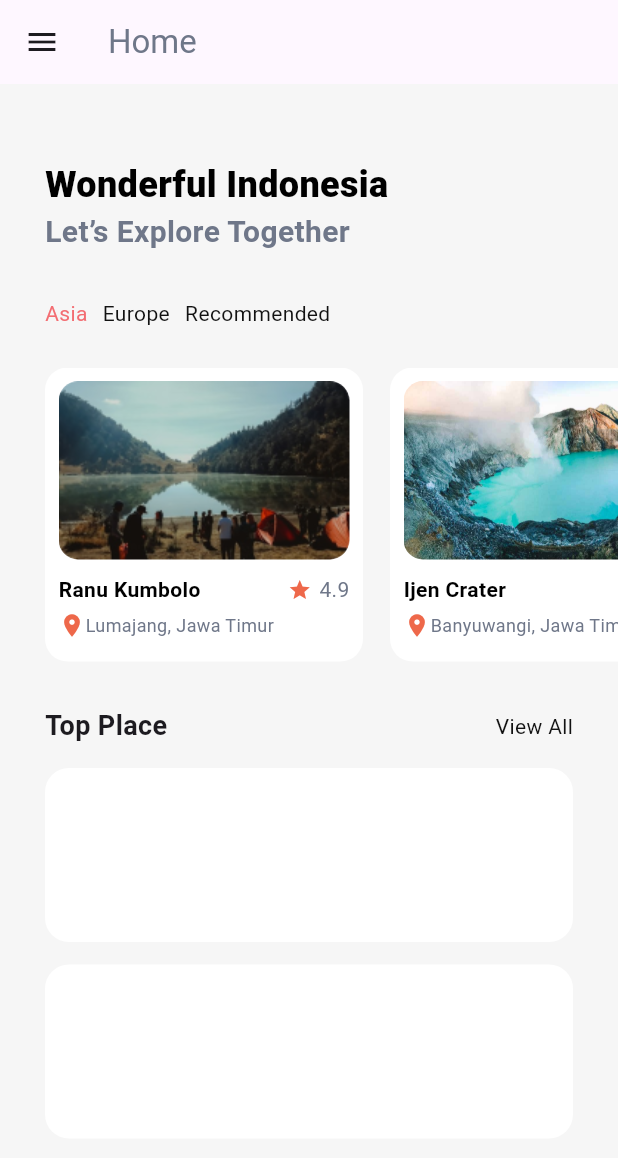
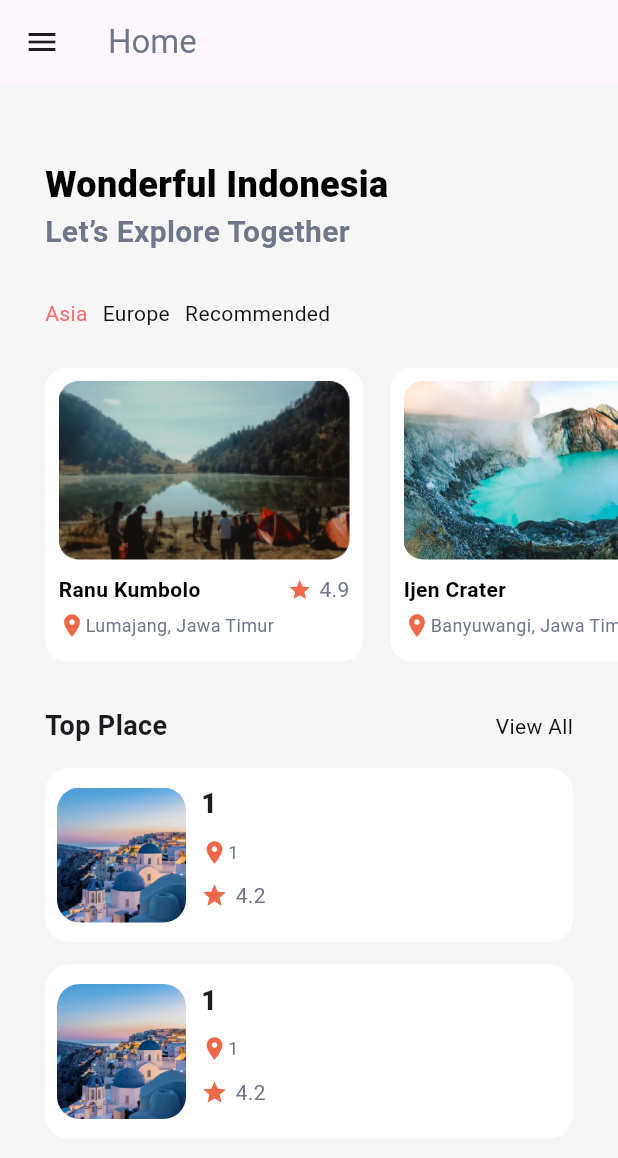
Before and after one commit to Desp0o/flutter-first-proj, a Flutter app: the screen it shows after launch, on a phone screen of 412 x 824 dp. Shown: the top 1158 px of the screen. Run offline on Flutter 3.47's test engine with Material 3 defaults, Android fonts, the light colour scheme and no system bars.

Commit message:
update widget with props

```diff
--- a/lib/widgets/top_place_single_widget.dart
+++ b/lib/widgets/top_place_single_widget.dart
@@ -1,7 +1,15 @@
 import 'package:flutter/material.dart';
 
 class TopPlaceSingleWidget extends StatefulWidget {
-  const TopPlaceSingleWidget({super.key});
+  final String title;
+  final double score;
+  final String destination;
+
+  const TopPlaceSingleWidget(
+      {super.key,
+      required this.title,
+      required this.score,
+      required this.destination});
 
   @override
   State<TopPlaceSingleWidget> createState() => _TopPlaceSingleWidgetState();
@@ -12,10 +20,63 @@ class _TopPlaceSingleWidgetState extends State<TopPlaceSingleWidget> {
   Widget build(BuildContext context) {
     return Container(
       height: 116,
+      padding: EdgeInsets.fromLTRB(8, 11, 8, 11),
       decoration: BoxDecoration(
         color: Colors.white,
         borderRadius: BorderRadius.all(Radius.circular(16.0)),
       ),
+      child: Row(
+        children: [
+          ClipRRect(
+            borderRadius: BorderRadius.all(Radius.circular(15)),
+            child: Image.asset(
+              'assets/images/santorini.webp',
+              width: 86,
+              height: 90,
+              fit: BoxFit.cover,
+            ),
+          ),
+          SizedBox(width: 10),
+          Column(
+            crossAxisAlignment: CrossAxisAlignment.start,
+            children: [
+              Text(
+                widget.title,
+                style: TextStyle(fontSize: 18, fontWeight: FontWeight.w800),
+              ),
+              SizedBox(height: 10),
+              Row(
+                children: [
+                  Icon(
+                    Icons.location_on,
+                    size: 18,
+                    color: Color(0xffEE684A),
+                  ),
+                  Text(
+                    widget.destination,
+                    style: TextStyle(color: Color(0xff6F7789), fontSize: 12),
+                  )
+                ],
+              ),
+              SizedBox(height: 10),
+              Row(
+                children: [
+                  Icon(
+                    Icons.star,
+                    size: 18,
+                    color: Color(0xffEE684A),
+                  ),
+                  SizedBox(width: 5),
+                  Text(
+                    widget.score.toStringAsFixed(1),
+                    style: TextStyle(color: Color(0xff6f7789)),
+                  ),
+                ],
+              )
+            ],
+          ),
+        ],
+      ),
     );
   }
 }
--- a/lib/widgets/top_places.dart
+++ b/lib/widgets/top_places.dart
@@ -30,9 +30,13 @@ class TopPlaces extends StatelessWidget {
           SizedBox(height: 15),
           Column(
             children: [
-              TopPlaceSingleWidget(),
+              TopPlaceSingleWidget(
+                title: '1',
+                score: 4.2,
+                destination: '1',
+              ),
               SizedBox(height: 15),
-              TopPlaceSingleWidget()
+              TopPlaceSingleWidget(title: '1', score: 4.2, destination: '1')
             ],
           )
         ],
```
